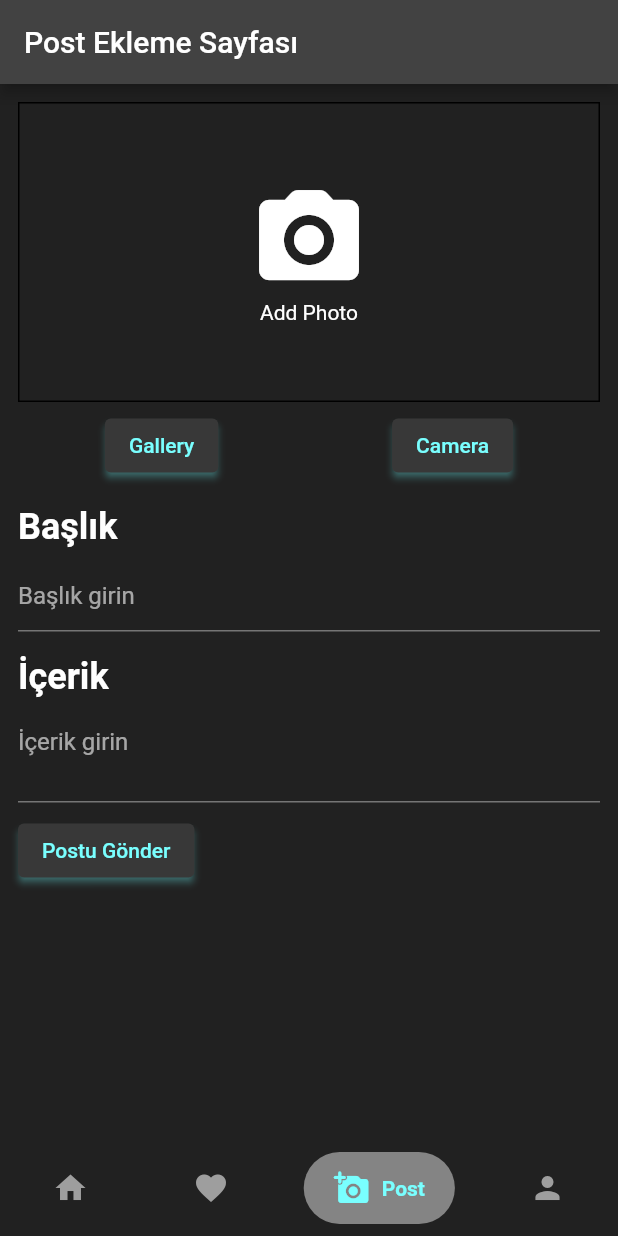
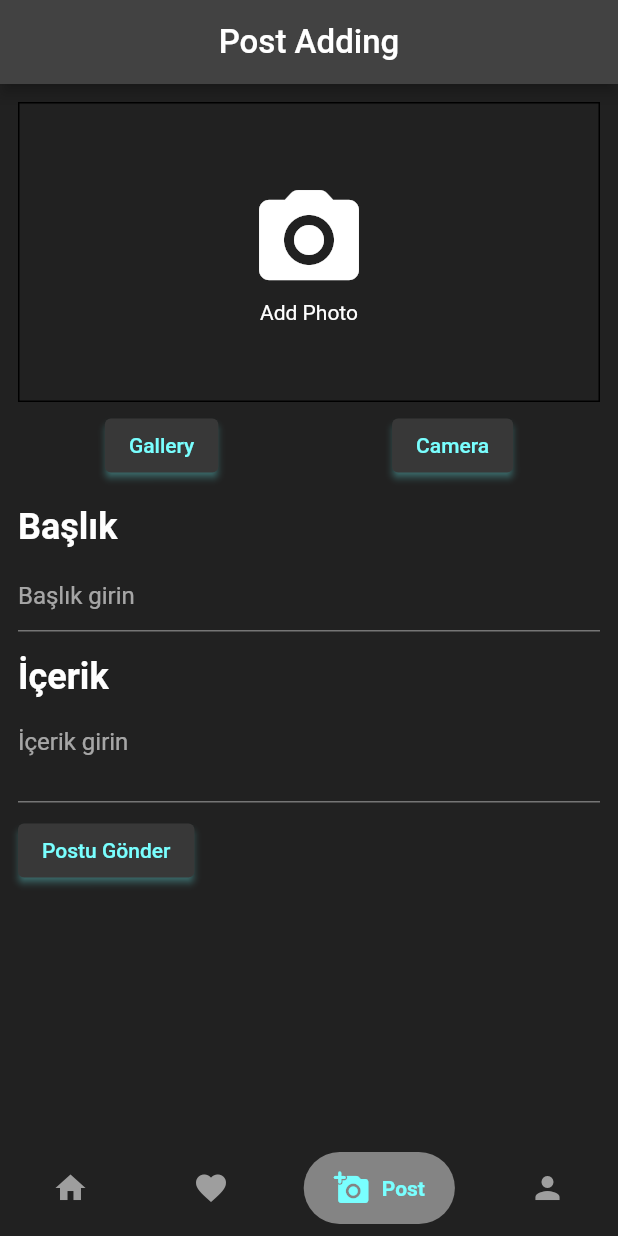
Before and after one commit to fahricandurucan/social_media_app_fl, a Flutter app: the screen it shows once a user with an empty profile is signed in, item 3 of the bottom bar chosen, on a phone screen of 412 x 824 dp. Run offline on Flutter 3.47's test engine with Material 2 defaults, Android fonts, the phone set to English and light mode, and no system bars; drawn by our look-alikes of animated_text_kit, google_nav_bar; our stand-ins replace cloud_firestore, firebase_auth, firebase_core, firebase_storage, flutter_easyloading, get and 1 more; accounts and stored records are empty; network calls fail; Roboto replaces fonts that are missing (Agne).

Commit message:
animated text kit is added to appbar.

```diff
--- a/lib/pages/adding_post_page.dart
+++ b/lib/pages/adding_post_page.dart
@@ -8,6 +8,7 @@ import 'package:social_media_app_fl/controllers/register_controller.dart';
 import 'package:social_media_app_fl/models/post.dart';
 import 'package:social_media_app_fl/services/post_api.dart';
 import 'package:social_media_app_fl/utils/theme.dart';
+import 'package:social_media_app_fl/widgets/animated_text_widget.dart';
 import 'package:social_media_app_fl/widgets/button_widget.dart';
 
 class AddingPostPage extends StatelessWidget {
@@ -19,7 +20,8 @@ class AddingPostPage extends StatelessWidget {
     final registerController = Get.find<RegisterController>();
     return Scaffold(
       appBar: AppBar(
-        title: const Text('Post Ekleme Sayfası'),
+        centerTitle: true,
+        title: const AnimatedTextWidget(text: "Post Adding"),
       ),
       body: SingleChildScrollView(
         child: Padding(
--- a/lib/pages/home_page.dart
+++ b/lib/pages/home_page.dart
@@ -1,6 +1,7 @@
 import 'package:flutter/material.dart';
 import 'package:social_media_app_fl/services/post_api.dart';
 import 'package:social_media_app_fl/utils/const.dart';
+import 'package:social_media_app_fl/widgets/animated_text_widget.dart';
 import 'package:social_media_app_fl/widgets/post_widget.dart';
 
 class HomePage extends StatelessWidget {
@@ -17,7 +18,9 @@ class HomePage extends StatelessWidget {
           ),
         ),
         centerTitle: true,
-        title: const Text("SoSocial"),
+        title: const AnimatedTextWidget(
+          text: "SoSocial",
+        ),
       ),
       body: StreamBuilder(
           stream: PostApi.getAllPosts(),
--- a/lib/pages/profile_page.dart
+++ b/lib/pages/profile_page.dart
@@ -3,6 +3,7 @@ import 'package:flutter_easyloading/flutter_easyloading.dart';
 import 'package:get/get.dart';
 import 'package:social_media_app_fl/controllers/register_controller.dart';
 import 'package:social_media_app_fl/pages/login_page.dart';
+import 'package:social_media_app_fl/widgets/animated_text_widget.dart';
 
 class ProfilePage extends StatelessWidget {
   const ProfilePage({super.key});
@@ -12,7 +13,8 @@ class ProfilePage extends StatelessWidget {
     final registerController = Get.find<RegisterController>();
     return Scaffold(
       appBar: AppBar(
-        title: const Text('Profil Sayfası'),
+        centerTitle: true,
+        title: const AnimatedTextWidget(text: "My Profile "),
       ),
       body: Center(
         child: Column(
--- /dev/null
+++ b/lib/widgets/animated_text_widget.dart
@@ -0,0 +1,30 @@
+import 'package:animated_text_kit/animated_text_kit.dart';
+import 'package:flutter/material.dart';
+import 'package:social_media_app_fl/utils/theme.dart';
+
+class AnimatedTextWidget extends StatelessWidget {
+  final String text;
+  const AnimatedTextWidget({super.key, required this.text});
+
+  @override
+  Widget build(BuildContext context) {
+    return DefaultTextStyle(
+      style: const TextStyle(
+        fontSize: 22,
+        fontWeight: FontWeight.w500,
+        fontFamily: 'Agne',
+      ),
+      child: AnimatedTextKit(
+        animatedTexts: [
+          TypewriterAnimatedText(
+            text,
+            textStyle: const TextStyle(color: CColors.white),
+            speed: const Duration(milliseconds: 100),
+            cursor: "",
+          ),
+        ],
+        totalRepeatCount: 1,
+      ),
+    );
+  }
+}
--- a/pubspec.yaml
+++ b/pubspec.yaml
@@ -46,6 +46,7 @@ dependencies:
   image_picker: ^1.0.4
   intl: ^0.18.1
   firebase_storage: ^11.2.7
+  animated_text_kit: ^4.2.2
 
 
 dev_dependencies:
```
